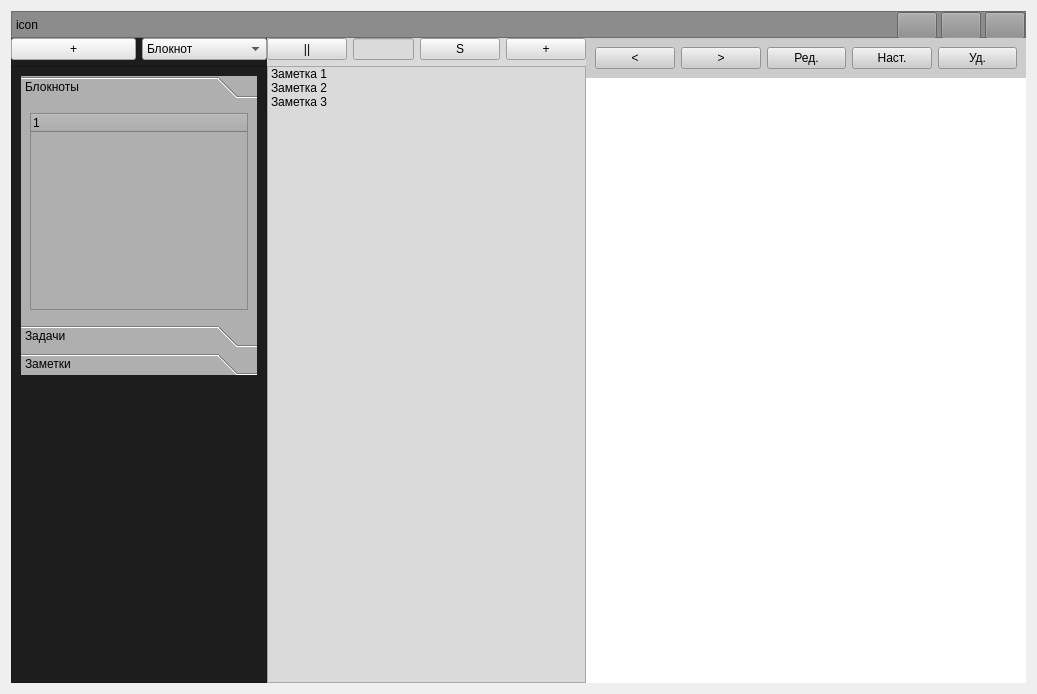
SergeySkulenkov/Notes, file Notes/widget.ui: the form before one commit.
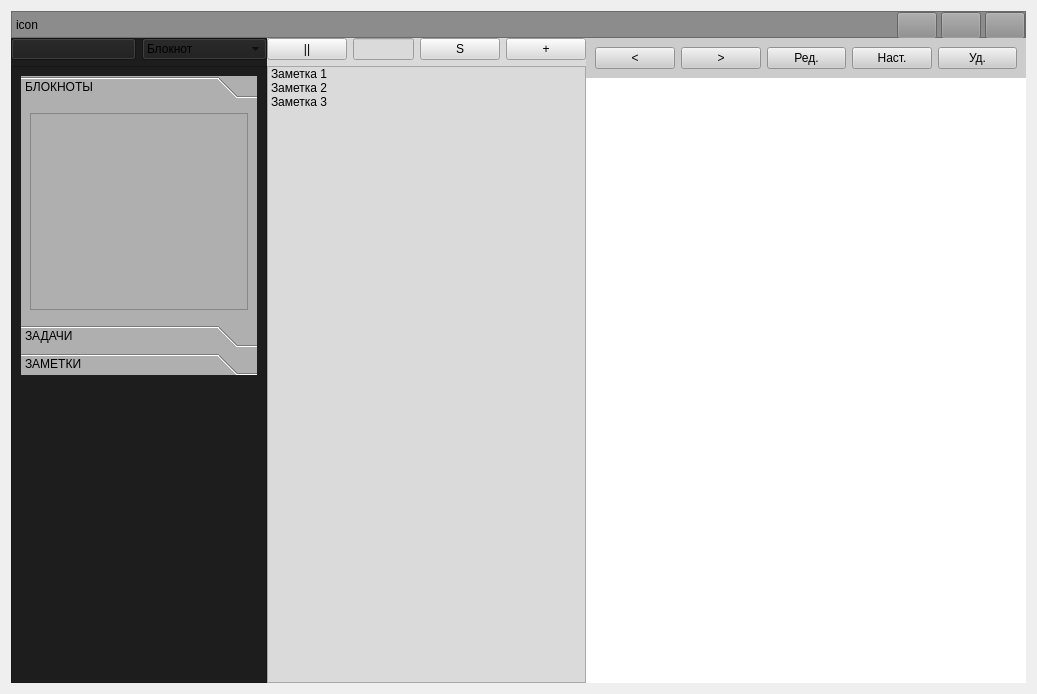
The form after the commit. The open tabs and pages were chosen to show the change.

```diff
--- a/Notes/widget.ui
+++ b/Notes/widget.ui
@@ -158,17 +158,17 @@
             <item>
              <widget class="QPushButton" name="pushButton">
               <property name="styleSheet">
-               <string notr="true">background-color: rgb(229, 229, 229);</string>
+               <string notr="true"/>
               </property>
               <property name="text">
-               <string>+</string>
+               <string/>
               </property>
              </widget>
             </item>
             <item>
              <widget class="QComboBox" name="comboBox">
               <property name="styleSheet">
-               <string notr="true">background-color: rgb(223, 223, 223);</string>
+               <string notr="true"/>
               </property>
               <item>
                <property name="text">
@@ -194,7 +194,7 @@
               <rect>
                <x>0</x>
                <y>0</y>
-               <width>239</width>
+               <width>246</width>
                <height>597</height>
               </rect>
              </property>
@@ -212,16 +212,31 @@
                   <rect>
                    <x>0</x>
                    <y>0</y>
-                   <width>214</width>
+                   <width>228</width>
                    <height>210</height>
                   </rect>
                  </property>
+                 <property name="styleSheet">
+                  <string notr="true"/>
+                 </property>
                  <attribute name="label">
-                  <string>Блокноты</string>
+                  <string>БЛОКНОТЫ</string>
                  </attribute>
                  <layout class="QVBoxLayout" name="verticalLayout_7">
                   <item>
-                   <widget class="QTreeWidget" name="treeWidget">
+                   <widget class="QTreeWidget" name="notepadsTreeWidget">
+                    <property name="sizePolicy">
+                     <sizepolicy hsizetype="Expanding" vsizetype="Expanding">
+                      <horstretch>0</horstretch>
+                      <verstretch>0</verstretch>
+                     </sizepolicy>
+                    </property>
+                    <property name="sizeAdjustPolicy">
+                     <enum>QAbstractScrollArea::AdjustIgnored</enum>
+                    </property>
+                    <attribute name="headerVisible">
+                     <bool>false</bool>
+                    </attribute>
                     <column>
                      <property name="text">
                       <string notr="true">1</string>
@@ -241,7 +256,7 @@
                   </rect>
                  </property>
                  <attribute name="label">
-                  <string>Задачи</string>
+                  <string>ЗАДАЧИ</string>
                  </attribute>
                  <layout class="QVBoxLayout" name="verticalLayout_8">
                   <item>
@@ -265,7 +280,7 @@
                   </rect>
                  </property>
                  <attribute name="label">
-                  <string>Заметки</string>
+                  <string>ЗАМЕТКИ</string>
                  </attribute>
                  <layout class="QVBoxLayout" name="verticalLayout_9">
                   <item>
```
Left out of the diff: 28 changed lines with no effect on the pictures.
